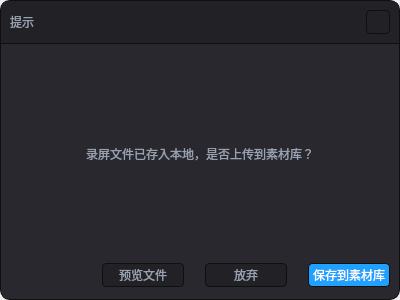
Above: dialogs/preview/uploadnoticewindow.ui from Type3limit/ScreenRecorder before the change. Below: the same form after it.
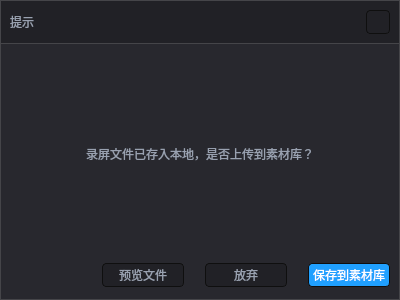
That is the form after the change. Icons and pictures are not drawn. Custom widgets are drawn as their Qt base class.

Diff of the .ui file:
```diff
--- a/dialogs/preview/uploadnoticewindow.ui
+++ b/dialogs/preview/uploadnoticewindow.ui
@@ -17,23 +17,23 @@
    <string notr="true">QFrame#contentFrame
 {
 background-color:#28282E;
-border-top : 0px solid #0F0F0F;
-border-left : 1px solid #0F0F0F;
-border-right : 1px solid #0F0F0F;
-border-bottom : 1px solid #0F0F0F;
-border-bottom-left-radius:10px;
-border-bottom-right-radius:10px;
+border-top : 0px solid #454549;
+border-left : 1px solid #454549;
+border-right : 1px solid #454549;
+border-bottom : 1px solid #454549;
+border-bottom-left-radius:0px;
+border-bottom-right-radius:0px;
 }
 
 QFrame#titleFrame
 {
-border-top : 1px solid #0F0F0F;
-border-left : 1px solid #0F0F0F;
-border-right : 1px solid #0F0F0F;
-border-bottom : 1px solid #0F0F0F;
+border-top : 1px solid #454549;
+border-left : 1px solid #454549;
+border-right : 1px solid #454549;
+border-bottom : 1px solid #454549;
 background-color:#212126;
-border-top-left-radius:10px;
-border-top-right-radius:10px;
+border-top-left-radius:0px;
+border-top-right-radius:0px;
 }
 
 QPushButton
```
Left out of the diff: 8 changed lines with no effect on the pictures.
